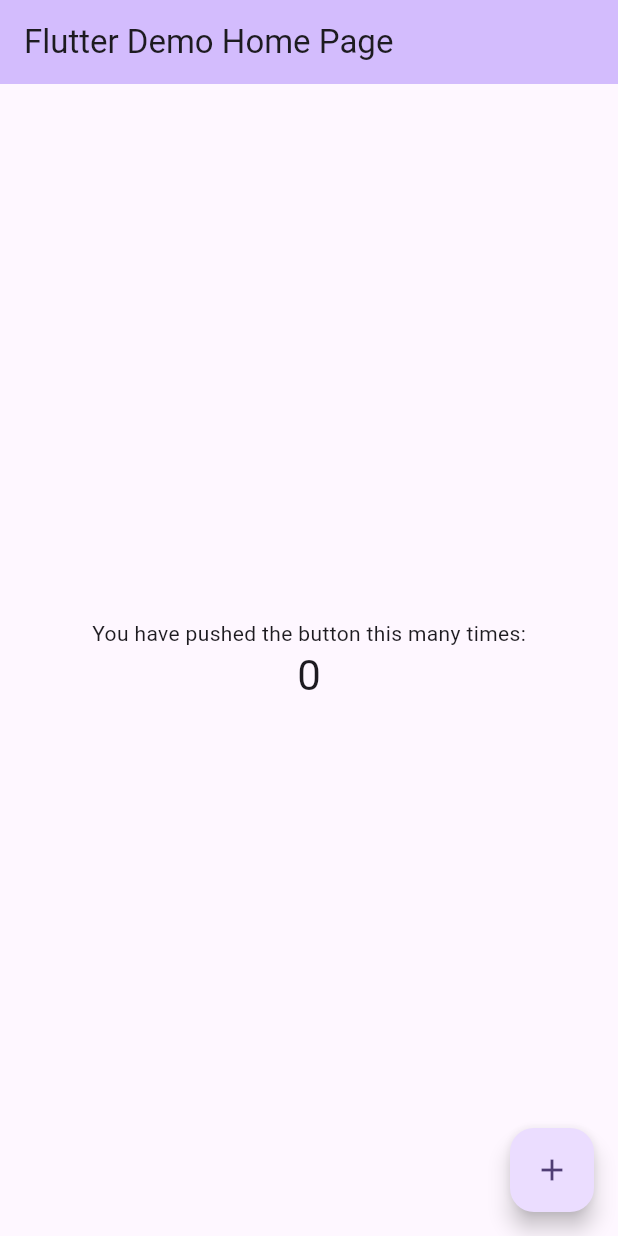
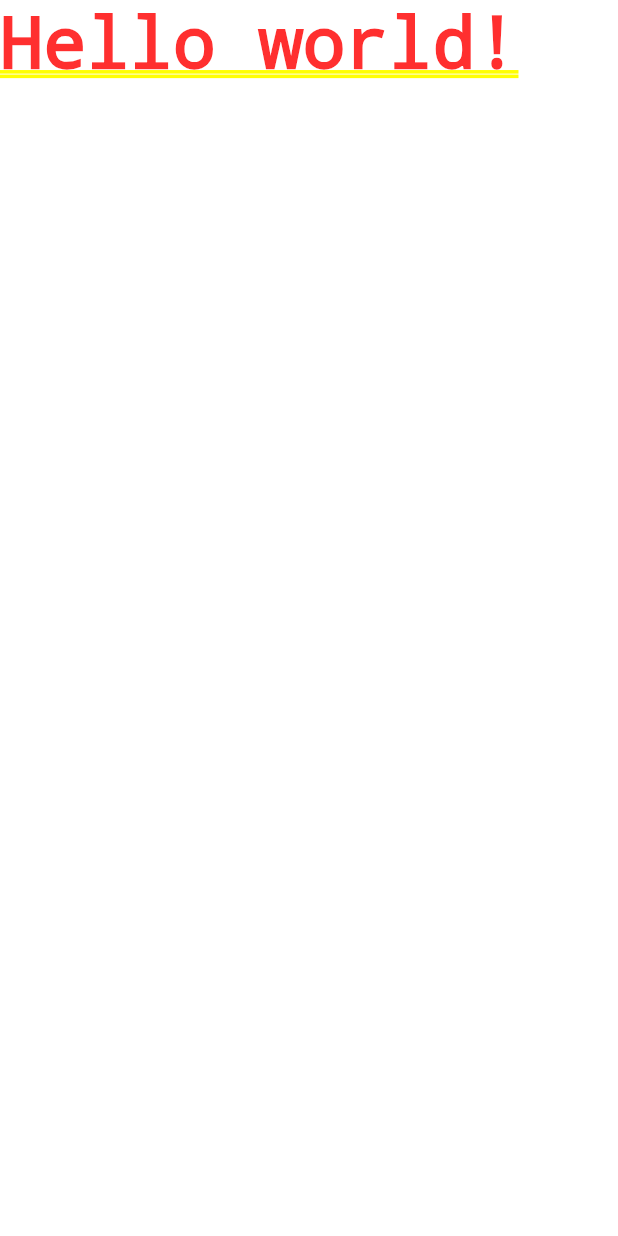
Before and after one commit to StarrySnowy/toonflix, a Flutter app: the screen it shows after launch, on a phone screen of 412 x 824 dp. Run offline on Flutter 3.47's test engine with Material 3 defaults, Android fonts, the phone set to English and light mode, and no system bars.

Commit message:
#2.3 Hello World_1
home: text

```diff
--- a/toonflix_eun/lib/main.dart
+++ b/toonflix_eun/lib/main.dart
@@ -1,125 +1,14 @@
 import 'package:flutter/material.dart';
 
 void main() {
-  runApp(const MyApp());
+  runApp(App());
 }
 
-class MyApp extends StatelessWidget {
-  const MyApp({super.key});
-
-  // This widget is the root of your application.
+class App extends StatelessWidget {
   @override
   Widget build(BuildContext context) {
     return MaterialApp(
-      title: 'Flutter Demo',
-      theme: ThemeData(
-        // This is the theme of your application.
-        //
-        // TRY THIS: Try running your application with "flutter run". You'll see
-        // the application has a purple toolbar. Then, without quitting the app,
-        // try changing the seedColor in the colorScheme below to Colors.green
-        // and then invoke "hot reload" (save your changes or press the "hot
-        // reload" button in a Flutter-supported IDE, or press "r" if you used
-        // the command line to start the app).
-        //
-        // Notice that the counter didn't reset back to zero; the application
-        // state is not lost during the reload. To reset the state, use hot
-        // restart instead.
-        //
-        // This works for code too, not just values: Most code changes can be
-        // tested with just a hot reload.
-        colorScheme: ColorScheme.fromSeed(seedColor: Colors.deepPurple),
-        useMaterial3: true,
-      ),
-      home: const MyHomePage(title: 'Flutter Demo Home Page'),
+      home: Text('Hello world!'),
     );
   }
 }
-
-class MyHomePage extends StatefulWidget {
-  const MyHomePage({super.key, required this.title});
-
-  // This widget is the home page of your application. It is stateful, meaning
-  // that it has a State object (defined below) that contains fields that affect
-  // how it looks.
-
-  // This class is the configuration for the state. It holds the values (in this
-  // case the title) provided by the parent (in this case the App widget) and
-  // used by the build method of the State. Fields in a Widget subclass are
-  // always marked "final".
-
-  final String title;
-
-  @override
-  State<MyHomePage> createState() => _MyHomePageState();
-}
-
-class _MyHomePageState extends State<MyHomePage> {
-  int _counter = 0;
-
-  void _incrementCounter() {
-    setState(() {
-      // This call to setState tells the Flutter framework that something has
-      // changed in this State, which causes it to rerun the build method below
-      // so that the display can reflect the updated values. If we changed
-      // _counter without calling setState(), then the build method would not be
-      // called again, and so nothing would appear to happen.
-      _counter++;
-    });
-  }
-
-  @override
-  Widget build(BuildContext context) {
-    // This method is rerun every time setState is called, for instance as done
-    // by the _incrementCounter method above.
-    //
-    // The Flutter framework has been optimized to make rerunning build methods
-    // fast, so that you can just rebuild anything that needs updating rather
-    // than having to individually change instances of widgets.
-    return Scaffold(
-      appBar: AppBar(
-        // TRY THIS: Try changing the color here to a specific color (to
-        // Colors.amber, perhaps?) and trigger a hot reload to see the AppBar
-        // change color while the other colors stay the same.
-        backgroundColor: Theme.of(context).colorScheme.inversePrimary,
-        // Here we take the value from the MyHomePage object that was created by
-        // the App.build method, and use it to set our appbar title.
-        title: Text(widget.title),
-      ),
-      body: Center(
-        // Center is a layout widget. It takes a single child and positions it
-        // in the middle of the parent.
-        child: Column(
-          // Column is also a layout widget. It takes a list of children and
-          // arranges them vertically. By default, it sizes itself to fit its
-          // children horizontally, and tries to be as tall as its parent.
-          //
-          // Column has various properties to control how it sizes itself and
-          // how it positions its children. Here we use mainAxisAlignment to
-          // center the children vertically; the main axis here is the vertical
-          // axis because Columns are vertical (the cross axis would be
-          // horizontal).
-          //
-          // TRY THIS: Invoke "debug painting" (choose the "Toggle Debug Paint"
-          // action in the IDE, or press "p" in the console), to see the
-          // wireframe for each widget.
-          mainAxisAlignment: MainAxisAlignment.center,
-          children: <Widget>[
-            const Text(
-              'You have pushed the button this many times:',
-            ),
-            Text(
-              '$_counter',
-              style: Theme.of(context).textTheme.headlineMedium,
-            ),
-          ],
-        ),
-      ),
-      floatingActionButton: FloatingActionButton(
-        onPressed: _incrementCounter,
-        tooltip: 'Increment',
-        child: const Icon(Icons.add),
-      ), // This trailing comma makes auto-formatting nicer for build methods.
-    );
-  }
-}
```
Also changed, not shown: 1 other file.
